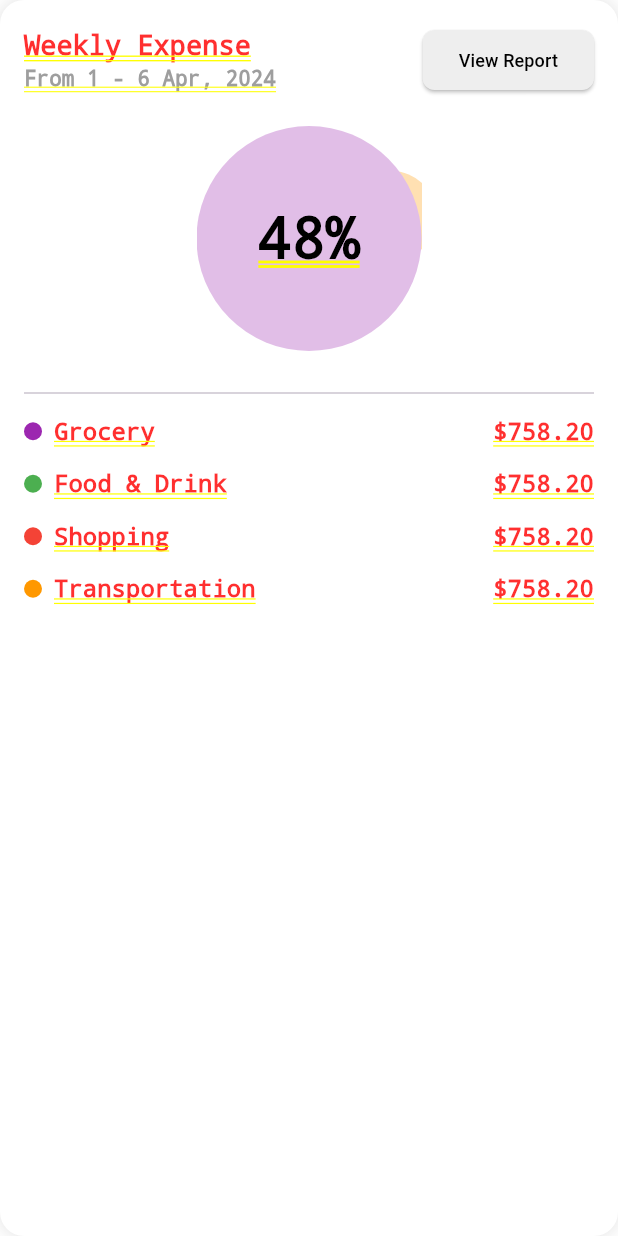
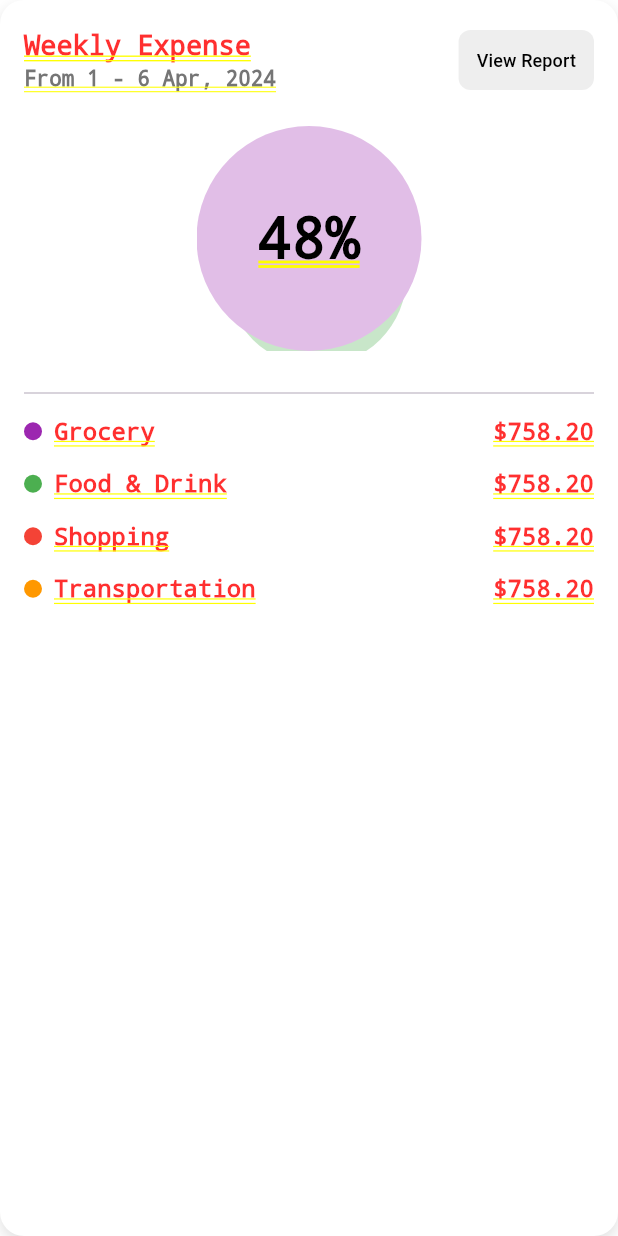
Before and after one commit to aliasghar256/appdev_Final, a Flutter app: the screen it shows after launch, on a phone screen of 412 x 824 dp. Run offline on Flutter 3.47's test engine with Material 3 defaults, Android fonts, the phone set to English and light mode, and no system bars; our stand-ins replace animate_do, bloc, cloud_firestore, firebase_auth, firebase_core, flutter_bloc; accounts and stored records are empty.

Commit message:
Weekly Expense

```diff
--- a/lib/weekly_expense_page2.dart
+++ b/lib/weekly_expense_page2.dart
@@ -12,13 +12,15 @@ class WeeklyExpensePage2 extends StatelessWidget {
         boxShadow: [
           BoxShadow(
             color: Colors.black12,
-            blurRadius: 10,
+            blurRadius: 8,
+            offset: Offset(0, 4),
           ),
         ],
       ),
       child: Column(
         crossAxisAlignment: CrossAxisAlignment.start,
         children: [
+          // Header Section
           Row(
             mainAxisAlignment: MainAxisAlignment.spaceBetween,
             children: [
@@ -36,61 +38,62 @@ class WeeklyExpensePage2 extends StatelessWidget {
                   Text(
                     'From 1 - 6 Apr, 2024',
                     style: TextStyle(
-                      color: Colors.grey,
                       fontSize: 14,
+                      color: Colors.grey[600],
                     ),
                   ),
                 ],
               ),
-              ElevatedButton(
+              TextButton(
                 onPressed: () {},
-                style: ElevatedButton.styleFrom(
+                style: TextButton.styleFrom(
                   backgroundColor: Colors.grey[200],
-                  foregroundColor: Colors.black,
+                  padding: EdgeInsets.symmetric(horizontal: 12, vertical: 8),
                   shape: RoundedRectangleBorder(
                     borderRadius: BorderRadius.circular(8),
                   ),
                 ),
                 child: Text(
                   'View Report',
-                  style: TextStyle(fontSize: 12),
+                  style: TextStyle(fontSize: 12, color: Colors.black),
                 ),
               ),
             ],
           ),
           SizedBox(height: 20),
+          // Bubble Chart
           Center(
             child: Stack(
               alignment: Alignment.center,
               children: [
                 Positioned(
                   left: 20,
-                  top: 20,
-                  child: Bubble(
+                  top: 40,
+                  child: ExpenseBubble(
                     percentage: '32%',
                     size: 120,
                     color: Colors.green[100]!,
                   ),
                 ),
                 Positioned(
-                  right: 20,
-                  bottom: 20,
-                  child: Bubble(
+                  right: 30,
+                  bottom: 30,
+                  child: ExpenseBubble(
                     percentage: '13%',
                     size: 80,
                     color: Colors.red[100]!,
                   ),
                 ),
                 Positioned(
-                  left: 100,
-                  bottom: 60,
-                  child: Bubble(
+                  bottom: 80,
+                  right: 70,
+                  child: ExpenseBubble(
                     percentage: '7%',
                     size: 60,
                     color: Colors.orange[100]!,
                   ),
                 ),
-                Bubble(
+                ExpenseBubble(
                   percentage: '48%',
                   size: 150,
                   color: Colors.purple[100]!,
@@ -100,38 +103,28 @@ class WeeklyExpensePage2 extends StatelessWidget {
           ),
           SizedBox(height: 20),
           Divider(),
-          ExpenseItem(
-            label: 'Grocery',
-            amount: '\$758.20',
-            color: Colors.purple,
-          ),
-          ExpenseItem(
-            label: 'Food & Drink',
-            amount: '\$758.20',
-            color: Colors.green,
-          ),
-          ExpenseItem(
-            label: 'Shopping',
-            amount: '\$758.20',
-            color: Colors.red,
-          ),
-          ExpenseItem(
-            label: 'Transportation',
-            amount: '\$758.20',
-            color: Colors.orange,
-          ),
+          // Categories Section
+          CategoryRow(
+              label: 'Grocery', amount: '\$758.20', color: Colors.purple),
+          CategoryRow(
+              label: 'Food & Drink', amount: '\$758.20', color: Colors.green),
+          CategoryRow(label: 'Shopping', amount: '\$758.20', color: Colors.red),
+          CategoryRow(
+              label: 'Transportation',
+              amount: '\$758.20',
+              color: Colors.orange),
         ],
       ),
     );
   }
 }
 
-class Bubble extends StatelessWidget {
+class ExpenseBubble extends StatelessWidget {
   final String percentage;
   final double size;
   final Color color;
 
-  Bubble({
+  const ExpenseBubble({
     required this.percentage,
     required this.size,
     required this.color,
@@ -159,12 +152,12 @@ class Bubble extends StatelessWidget {
   }
 }
 
-class ExpenseItem extends StatelessWidget {
+class CategoryRow extends StatelessWidget {
   final String label;
   final String amount;
   final Color color;
 
-  ExpenseItem({
+  const CategoryRow({
     required this.label,
     required this.amount,
     required this.color,
@@ -196,7 +189,10 @@ class ExpenseItem extends StatelessWidget {
           ),
           Text(
             amount,
-            style: TextStyle(fontSize: 16, fontWeight: FontWeight.bold),
+            style: TextStyle(
+              fontSize: 16,
+              fontWeight: FontWeight.bold,
+            ),
           ),
         ],
       ),
```
